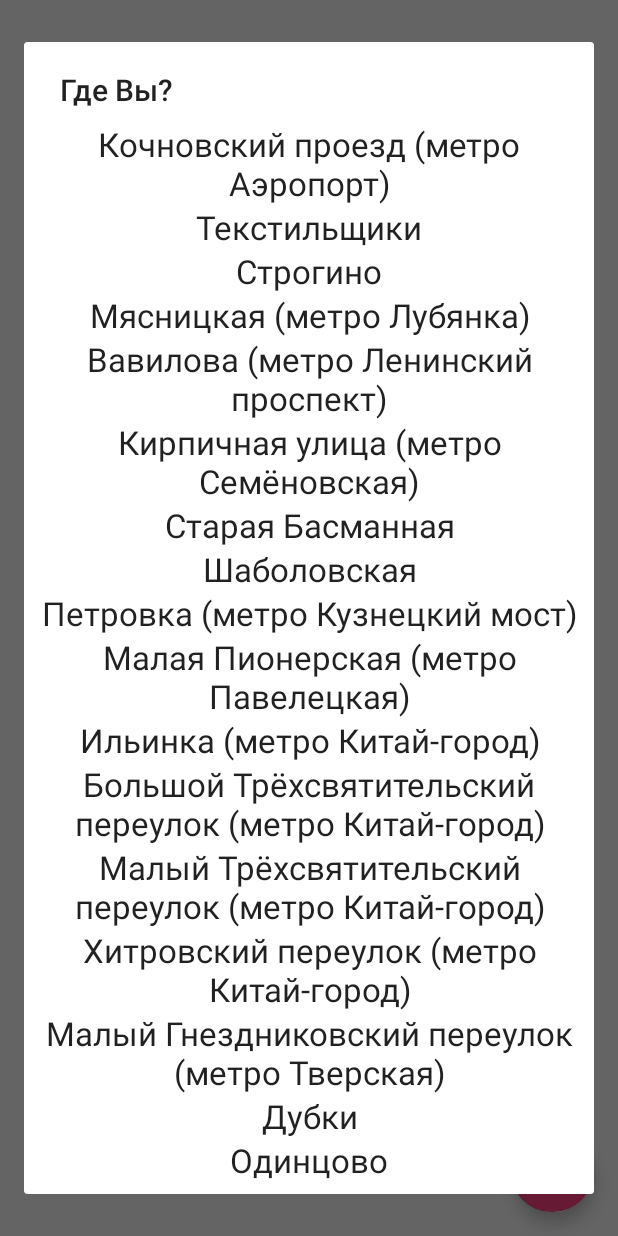
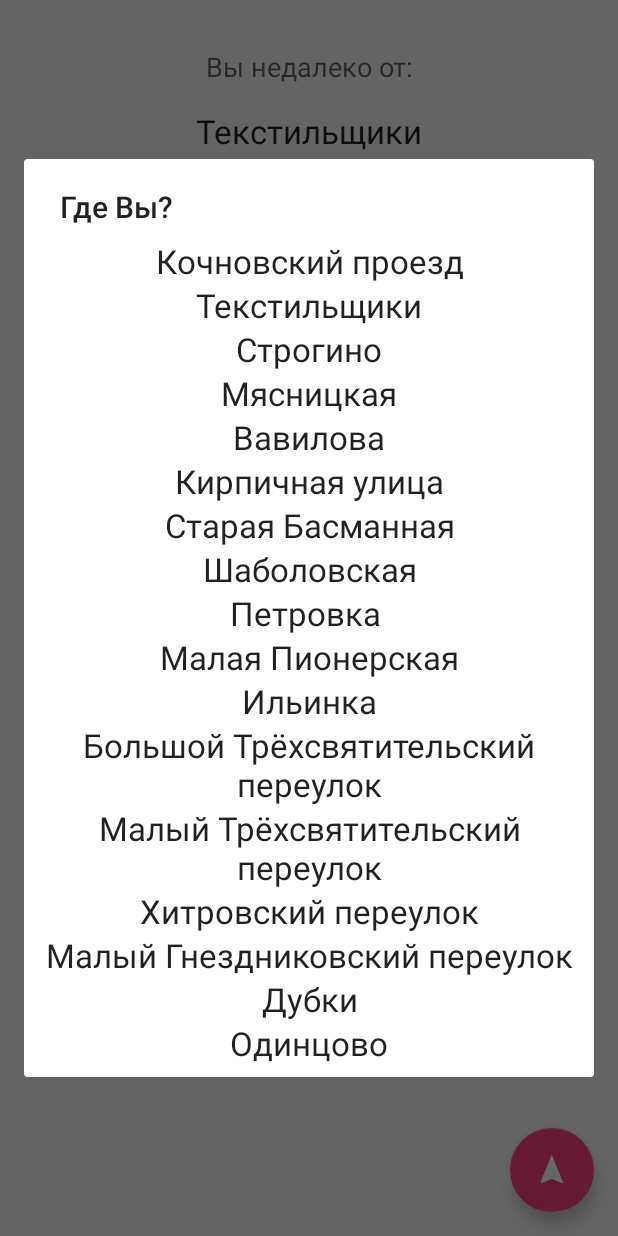
Before and after one commit to vmax/hsedorms, an Android app: the screen it shows after launch (MainActivity), after a tap on "ЭТО НЕ ТАК?", on a phone screen of 412 x 824 dp. Run offline under Robolectric (Android 15) with nearby library versions, the phone set to English and light mode, and no system bars; libraries missing offline, so code that uses them is left out: info.hoang8f.android; plain views replace SegmentedGroup; 2 statements that could not run were skipped; 3 other taps on this screen came first.

Commit message:
more compact names for places; some changes in handling geolocation

```diff
--- a/app/src/main/java/vmax/hsedorms/MainActivity.java
+++ b/app/src/main/java/vmax/hsedorms/MainActivity.java
@@ -8,6 +8,8 @@ import android.content.pm.PackageManager;
 import android.location.Location;
 import android.net.ConnectivityManager;
 import android.net.NetworkInfo;
+import android.os.Handler;
+import android.os.Message;
 import android.os.PersistableBundle;
 import android.provider.Settings;
 import android.support.annotation.NonNull;
@@ -49,8 +51,14 @@ public class MainActivity extends AppCompatActivity
                     SegmentedGroup.OnCheckedChangeListener,
                     View.OnClickListener,
                     AdapterView.OnItemSelectedListener,
-        DialogInterface.OnClickListener
+        DialogInterface.OnClickListener,
+        Handler.Callback
 {
+
+    final int LOCATION_IS_SET = 1;
+    final int LOCATION_IS_NOT_SET = 2;
+
+    Handler geoMessageQueue;
 
     Location lastKnownLocation;
 
@@ -83,6 +91,25 @@ public class MainActivity extends AppCompatActivity
 
     GoogleApiClient googleApiClient;
 
+    // handles message that location is set by geolocation
+    @Override
+    public boolean handleMessage(Message msg) {
+        switch (msg.what)
+        {
+            case LOCATION_IS_SET:
+                Log.d("hsedorms/geoMessageQueue", "location set");
+                handleDeparture();
+                handleArrival();
+                break;
+            case LOCATION_IS_NOT_SET:
+                Log.d("hsedorms/geoMessageQueue", "location is not set");
+                showDepartureChooserDialog();
+                handleDeparture();
+                handleArrival();
+                break;
+        }
+        return true;
+    }
 
     /**
      * Handles the clicks on two buttons in the MainActivity
@@ -218,8 +245,7 @@ public class MainActivity extends AppCompatActivity
     // Probably, there are no Google Play Services on the device
     @Override
     public void onConnectionFailed(@NonNull ConnectionResult connectionResult) {
-        handleDeparture();
-        handleArrival();
+        geoMessageQueue.sendEmptyMessage(LOCATION_IS_NOT_SET);
     }
 
     @Override
@@ -228,10 +254,20 @@ public class MainActivity extends AppCompatActivity
         {
             try {
                 lastKnownLocation = LocationServices.FusedLocationApi.getLastLocation(googleApiClient);
+                Toast.makeText(MainActivity.this, "Permission granted!", Toast.LENGTH_SHORT).show();
             } catch (SecurityException ex)
             {
                 ; // shouldn't happen, though
             }
+        }
+
+        if (lastKnownLocation == null)
+        {
+            geoMessageQueue.sendEmptyMessage(LOCATION_IS_NOT_SET);
+        }
+        else
+        {
+            geoMessageQueue.sendEmptyMessage(LOCATION_IS_SET);
         }
     }
 
@@ -240,13 +276,17 @@ public class MainActivity extends AppCompatActivity
         int isPermitted = ContextCompat.checkSelfPermission(this, permission.ACCESS_FINE_LOCATION);
         if (PackageManager.PERMISSION_GRANTED == isPermitted) {
             lastKnownLocation = LocationServices.FusedLocationApi.getLastLocation(googleApiClient);
+            if (lastKnownLocation == null)
+            {
+                geoMessageQueue.sendEmptyMessage(LOCATION_IS_NOT_SET);
+            } else
+            {
+                geoMessageQueue.sendEmptyMessage(LOCATION_IS_SET);
+            }
         } else
         {
             ActivityCompat.requestPermissions(this, new String[]{permission.ACCESS_FINE_LOCATION}, 0);
         }
-
-        handleDeparture();
-        handleArrival();
 
     }
 
@@ -267,7 +307,7 @@ public class MainActivity extends AppCompatActivity
         {
             // no
             Log.d("hsedorms", "no last location");
-            showDepartureChooserDialog();
+          //  showDepartureChooserDialog();
 
         }
         else
@@ -340,6 +380,8 @@ public class MainActivity extends AppCompatActivity
                     .build();
         }
 
+        geoMessageQueue = new Handler(this);
+
         when = new Interactor.When("now", "now");
 
         tDeparture = (TextView) findViewById(R.id.departure);
--- a/app/src/main/java/vmax/hsedorms/api/Interactor.java
+++ b/app/src/main/java/vmax/hsedorms/api/Interactor.java
@@ -66,6 +66,7 @@ public class Interactor extends AsyncTask<Interactor.Params, Void, Route> {
 
 
     // FIXME: return only in reasonable time (+1:30)
+    // FIXME: onlyAfterCurrentTime ->> tomorrow
     public static ArrayList<When> getTimes(boolean onlyAfterCurrentTime)
     {
         ArrayList<When> result = new ArrayList<When>();
--- a/app/src/main/java/vmax/hsedorms/api/Places.java
+++ b/app/src/main/java/vmax/hsedorms/api/Places.java
@@ -26,22 +26,22 @@ public class Places {
 
     static
     {
-        aeroport = new Place("aeroport", "Кочновский проезд (метро Аэропорт)",  Pair.create(55.806661f, 37.541719f));
+        aeroport = new Place("aeroport", "Кочновский проезд",  Pair.create(55.806661f, 37.541719f));
         tekstilshiki = new Place("tekstilshiki","Текстильщики", Pair.create(55.703758f, 37.726134f));
 
         strogino = new Place("strogino", "Строгино", Pair.create(55.803469f, 37.409846f));
-        myasnitskaya = new Place("myasnitskaya", "Мясницкая (метро Лубянка)",Pair.create(55.761345f,37.632969f));
-        vavilova = new Place("vavilova", "Вавилова (метро Ленинский проспект)",Pair.create(55.704874f, 37.585359f));
-        izmailovo = new Place("izmailovo", "Кирпичная улица (метро Семёновская)",Pair.create(55.77873f, 37.733221f));
+        myasnitskaya = new Place("myasnitskaya", "Мясницкая",Pair.create(55.761345f,37.632969f));
+        vavilova = new Place("vavilova", "Вавилова",Pair.create(55.704874f, 37.585359f));
+        izmailovo = new Place("izmailovo", "Кирпичная улица",Pair.create(55.77873f, 37.733221f));
         st_basmannaya = new Place("st_basmannaya", "Старая Басманная",Pair.create(55.766734f, 37.663288f));
         shabolovskaya = new Place("shabolovskaya", "Шаболовская",Pair.create(55.72055f, 37.609245f));
-        petrovka = new Place("petrovka", "Петровка (метро Кузнецкий мост)",Pair.create(55.762839f, 37.618516f));
-        paveletskaya = new Place("paveletskaya", "Малая Пионерская (метро Павелецкая)",Pair.create(55.728358f, 37.63517f));
-        ilyinka = new Place("ilyinka", "Ильинка (метро Китай-город)",Pair.create(55.755864f, 37.628029f));
-        trehsvyat_b = new Place("trehsvyat_b", "Большой Трёхсвятительский переулок (метро Китай-город)",Pair.create(55.755368f, 37.646471f));
-        trehsvyat_m = new Place("trehsvyat_m", "Малый Трёхсвятительский переулок (метро Китай-город)",Pair.create(55.754091f, 37.646552f));
-        hitra = new Place("hitra", "Хитровский переулок (метро Китай-город)",Pair.create(55.753858f, 37.645519f));
-        gnezdo = new Place("gnezdo", "Малый Гнездниковский переулок (метро Тверская)", Pair.create(55.76169f, 37.60611f));
+        petrovka = new Place("petrovka", "Петровка ",Pair.create(55.762839f, 37.618516f));
+        paveletskaya = new Place("paveletskaya", "Малая Пионерская",Pair.create(55.728358f, 37.63517f));
+        ilyinka = new Place("ilyinka", "Ильинка",Pair.create(55.755864f, 37.628029f));
+        trehsvyat_b = new Place("trehsvyat_b", "Большой Трёхсвятительский переулок",Pair.create(55.755368f, 37.646471f));
+        trehsvyat_m = new Place("trehsvyat_m", "Малый Трёхсвятительский переулок",Pair.create(55.754091f, 37.646552f));
+        hitra = new Place("hitra", "Хитровский переулок",Pair.create(55.753858f, 37.645519f));
+        gnezdo = new Place("gnezdo", "Малый Гнездниковский переулок", Pair.create(55.76169f, 37.60611f));
 
         dubki = new Place("dubki", "Дубки", Pair.create(55.660404f, 37.228889f));
         odintsovo = new Place("odintsovo", "Одинцово", Pair.create(55.669854f, 37.27968f));
--- /dev/null
+++ b/app/src/main/res/layout/card_bus.xml
@@ -0,0 +1,5 @@
+<?xml version="1.0" encoding="utf-8"?>
+<android.support.v7.widget.CardView xmlns:android="http://schemas.android.com/apk/res/android"
+    android:layout_width="match_parent" android:layout_height="match_parent">
+
+</android.support.v7.widget.CardView>
--- /dev/null
+++ b/app/src/main/res/values-v21/styles.xml
@@ -0,0 +1,2 @@
+<?xml version="1.0" encoding="utf-8"?>
+<resources></resources>
```
